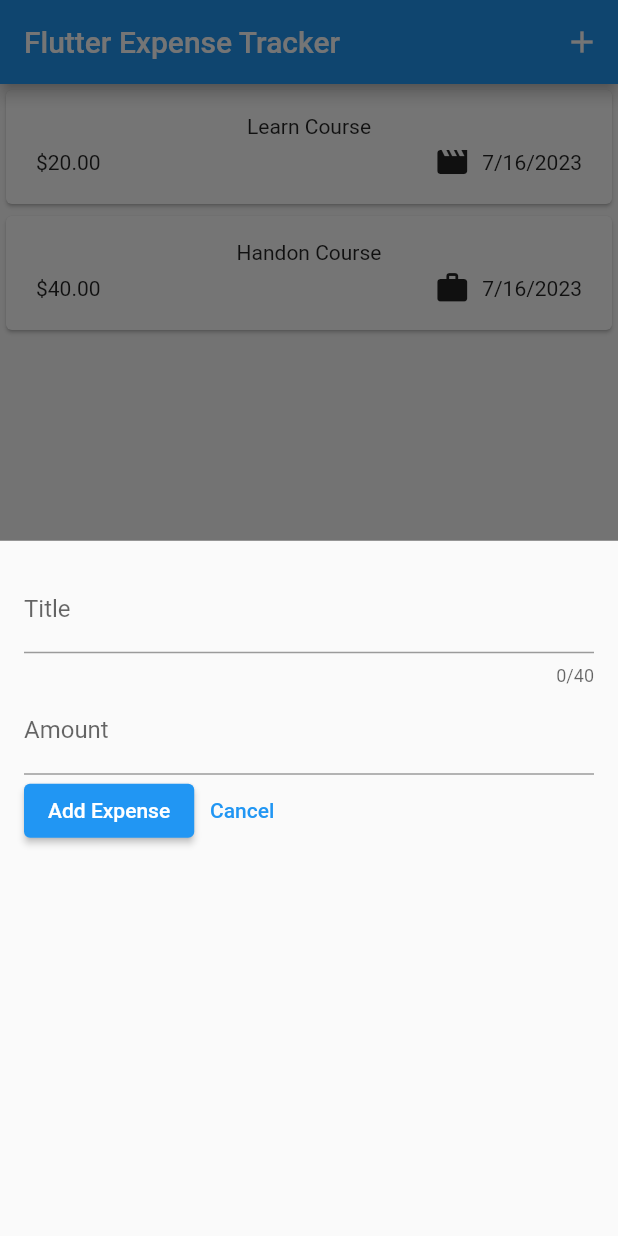
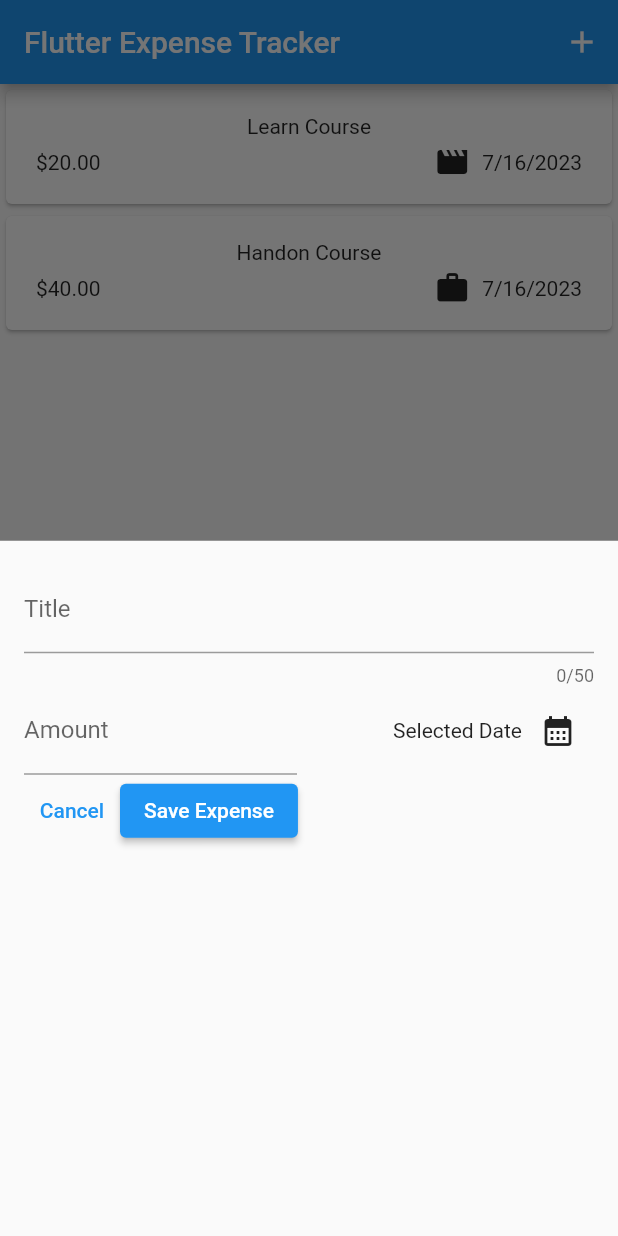
Before and after one commit to congltk1234/LearnFlutter, a Flutter app: the screen it shows after launch, after a tap on the "add" icon, on a phone screen of 412 x 824 dp. Run offline on Flutter 3.47's test engine with Material 2 defaults, Android fonts, the phone set to English and light mode, and no system bars; our stand-ins replace google_fonts.

Commit message:
Date Picker

```diff
--- a/expense_tracker/lib/main.dart
+++ b/expense_tracker/lib/main.dart
@@ -3,9 +3,9 @@ import 'package:flutter/material.dart';
 
 void main() {
   runApp(
-    MaterialApp(
+    const MaterialApp(
       // theme: ThemeData(useMaterial3: true),
-      home: const Expenses(),
+      home: Expenses(),
     ),
   );
 }
--- a/expense_tracker/lib/widgets/add_expense.dart
+++ b/expense_tracker/lib/widgets/add_expense.dart
@@ -4,7 +4,7 @@ class NewExpense extends StatefulWidget {
   const NewExpense({super.key});
 
   @override
-  State<StatefulWidget> createState() {
+  State<NewExpense> createState() {
     return _NewExpenseState();
   }
 }
@@ -12,6 +12,17 @@ class NewExpense extends StatefulWidget {
 class _NewExpenseState extends State<NewExpense> {
   final _titleController = TextEditingController();
   final _amountController = TextEditingController();
+
+  void _datePicker() {
+    final now = DateTime.now();
+    final firstDate = DateTime(now.year - 1, now.month, now.day);
+    // final lastDate = DateTime(now.year + 1, now.month, now.day);
+    showDatePicker(
+        context: context,
+        initialDate: now,
+        firstDate: firstDate,
+        lastDate: now);
+  }
 
   @override
   void dispose() {
@@ -21,39 +32,62 @@ class _NewExpenseState extends State<NewExpense> {
   }
 
   @override
-  Widget build(BuildContext context) => Padding(
+  Widget build(BuildContext context) {
+    return Padding(
       padding: const EdgeInsets.all(16),
       child: Column(
         children: [
           TextField(
             controller: _titleController,
-              maxLength: 40,
-              keyboardType: TextInputType.text,
+            maxLength: 50,
             decoration: const InputDecoration(
               label: Text('Title'),
             ),
           ),
-            TextField(
+          Row(
+            children: [
+              Expanded(
+                child: TextField(
                   controller: _amountController,
                   keyboardType: TextInputType.number,
                   decoration: const InputDecoration(
-                prefixText: '\$',
+                    prefixText: '\$ ',
                     label: Text('Amount'),
                   ),
                 ),
+              ),
+              const SizedBox(width: 16),
+              Expanded(
+                child: Row(
+                  mainAxisAlignment: MainAxisAlignment.end,
+                  crossAxisAlignment: CrossAxisAlignment.center,
+                  children: [
+                    const Text('Selected Date'),
+                    IconButton(
+                        onPressed: _datePicker,
+                        icon: const Icon(Icons.calendar_month))
+                  ],
+                ),
+              )
+            ],
+          ),
           Row(
             children: [
+              TextButton(
+                onPressed: () {},
+                child: const Text('Cancel'),
+              ),
               ElevatedButton(
                 onPressed: () {
                   print(_titleController.text);
                   print(_amountController.text);
                 },
-                  child: Text('Add Expense'),
+                child: const Text('Save Expense'),
               ),
-                TextButton(onPressed: () {}, child: Text('Cancel')),
             ],
-            )
+          ),
         ],
       ),
     );
   }
+}
```
Lines whose indentation alone changed are shown as unchanged.
